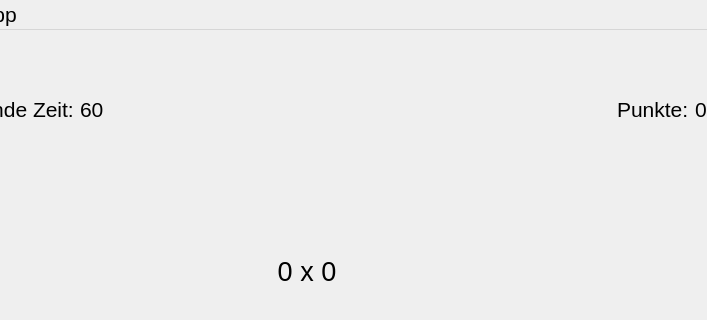
tjenssen/multiplication-trainer, file mainwindow.ui: the form before one commit; both pictures show x 93 to 800 and y 0 to 320 of the 800 by 424 pixel window.
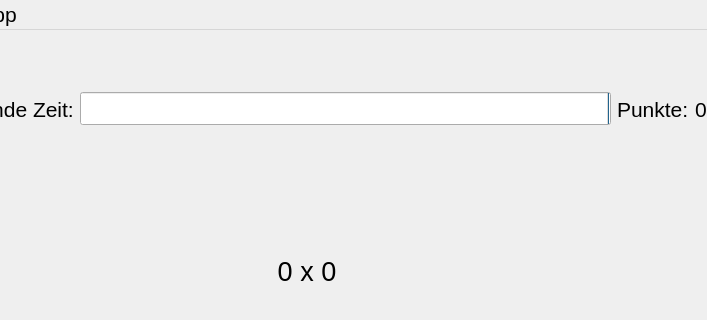
The form after the commit.

Commit message: use progressbar for remaining time

What changed in the file:
```diff
--- a/mainwindow.ui
+++ b/mainwindow.ui
@@ -36,25 +36,18 @@
        </widget>
       </item>
       <item>
-       <widget class="QLabel" name="timeRemainingValue">
-        <property name="text">
-         <string>60</string>
+       <widget class="QProgressBar" name="progressBar">
+        <property name="textVisible">
+         <bool>false</bool>
+        </property>
+        <property name="invertedAppearance">
+         <bool>true</bool>
+        </property>
+        <property name="format">
+         <string/>
         </property>
        </widget>
       </item>
-      <item>
-       <spacer name="horizontalSpacer">
-        <property name="orientation">
-         <enum>Qt::Horizontal</enum>
-        </property>
-        <property name="sizeHint" stdset="0">
-         <size>
-          <width>40</width>
-          <height>20</height>
-         </size>
-        </property>
-       </spacer>
-      </item>
       <item>
        <widget class="QLabel" name="label">
         <property name="text">
```
The commit also changes 3 other files.
